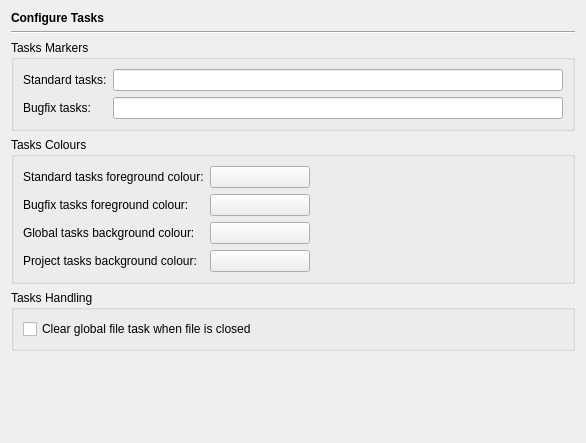
Qt form Preferences/ConfigurationPages/TasksPage.ui (testmana2/test) before a commit.
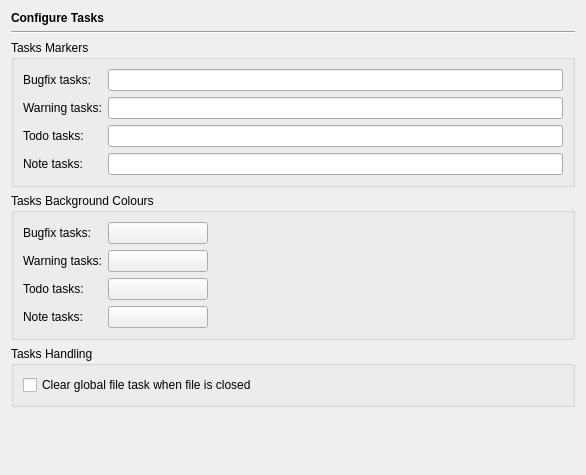
The same form after that commit.

Commit message: Changed the tasks handling to allow for more fine grained task designations.

```diff
--- a/Preferences/ConfigurationPages/TasksPage.ui
+++ b/Preferences/ConfigurationPages/TasksPage.ui
@@ -7,7 +7,7 @@
     <x>0</x>
     <y>0</y>
     <width>586</width>
-    <height>443</height>
+    <height>475</height>
    </rect>
   </property>
   <layout class="QVBoxLayout" name="verticalLayout">
@@ -36,140 +36,99 @@
      <property name="title">
       <string>Tasks Markers</string>
      </property>
-     <layout class="QGridLayout">
-      <item row="0" column="1">
-       <widget class="QLineEdit" name="tasksMarkerEdit">
-        <property name="toolTip">
-         <string>Enter the tasks markers separated by a space character.</string>
-        </property>
-       </widget>
-      </item>
+     <layout class="QGridLayout" name="gridLayout">
       <item row="0" column="0">
-       <widget class="QLabel" name="textLabel4_3">
-        <property name="text">
-         <string>Standard tasks:</string>
-        </property>
-       </widget>
-      </item>
-      <item row="1" column="1">
-       <widget class="QLineEdit" name="tasksMarkerBugfixEdit">
-        <property name="toolTip">
-         <string>Enter the tasks markers separated by a space character.</string>
-        </property>
-        <property name="text">
-         <string/>
-        </property>
-       </widget>
-      </item>
-      <item row="1" column="0">
        <widget class="QLabel" name="textLabel5_3">
         <property name="text">
          <string>Bugfix tasks:</string>
         </property>
        </widget>
       </item>
+      <item row="0" column="1">
+       <widget class="QLineEdit" name="tasksMarkerFixmeEdit">
+        <property name="toolTip">
+         <string>Enter the tasks markers separated by a space character.</string>
+        </property>
+        <property name="text">
+         <string/>
+        </property>
+       </widget>
+      </item>
+      <item row="1" column="0">
+       <widget class="QLabel" name="textLabel4_4">
+        <property name="text">
+         <string>Warning tasks:</string>
+        </property>
+       </widget>
+      </item>
+      <item row="1" column="1">
+       <widget class="QLineEdit" name="tasksMarkerWarningEdit">
+        <property name="toolTip">
+         <string>Enter the tasks markers separated by a space character.</string>
+        </property>
+       </widget>
+      </item>
+      <item row="2" column="0">
+       <widget class="QLabel" name="textLabel4_3">
+        <property name="text">
+         <string>Todo tasks:</string>
+        </property>
+       </widget>
+      </item>
+      <item row="2" column="1">
+       <widget class="QLineEdit" name="tasksMarkerTodoEdit">
+        <property name="toolTip">
+         <string>Enter the tasks markers separated by a space character.</string>
+        </property>
+       </widget>
+      </item>
+      <item row="3" column="0">
+       <widget class="QLabel" name="textLabel4_5">
+        <property name="text">
+         <string>Note tasks:</string>
+        </property>
+       </widget>
+      </item>
+      <item row="3" column="1">
+       <widget class="QLineEdit" name="tasksMarkerNoteEdit">
+        <property name="toolTip">
+         <string>Enter the tasks markers separated by a space character.</string>
+        </property>
+       </widget>
+      </item>
      </layout>
     </widget>
    </item>
    <item>
     <widget class="QGroupBox" name="groupBox_2">
      <property name="title">
-      <string>Tasks Colours</string>
+      <string>Tasks Background Colours</string>
      </property>
-     <layout class="QGridLayout">
-      <item row="3" column="1">
-       <widget class="QPushButton" name="tasksProjectBgColourButton">
-        <property name="minimumSize">
-         <size>
-          <width>100</width>
-          <height>0</height>
-         </size>
-        </property>
-        <property name="toolTip">
-         <string>Select the background colour for project tasks.</string>
-        </property>
-        <property name="text">
-         <string/>
-        </property>
-       </widget>
-      </item>
-      <item row="2" column="1">
-       <widget class="QPushButton" name="tasksBgColourButton">
-        <property name="minimumSize">
-         <size>
-          <width>100</width>
-          <height>0</height>
-         </size>
-        </property>
-        <property name="toolTip">
-         <string>Select the background colour for global tasks.</string>
-        </property>
-        <property name="text">
-         <string/>
-        </property>
-       </widget>
-      </item>
-      <item row="1" column="1">
-       <widget class="QPushButton" name="tasksBugfixColourButton">
-        <property name="minimumSize">
-         <size>
-          <width>100</width>
-          <height>0</height>
-         </size>
-        </property>
-        <property name="toolTip">
-         <string>Select the colour for bugfix tasks.</string>
-        </property>
-        <property name="text">
-         <string/>
-        </property>
-       </widget>
-      </item>
-      <item row="0" column="1">
-       <widget class="QPushButton" name="tasksColourButton">
-        <property name="minimumSize">
-         <size>
-          <width>100</width>
-          <height>0</height>
-         </size>
-        </property>
-        <property name="toolTip">
-         <string>Select the colour for standard tasks.</string>
-        </property>
-        <property name="text">
-         <string/>
-        </property>
-       </widget>
-      </item>
-      <item row="1" column="0">
+     <layout class="QGridLayout" name="gridLayout_2">
+      <item row="0" column="0">
        <widget class="QLabel" name="textLabel2_8">
         <property name="text">
-         <string>Bugfix tasks foreground colour:</string>
+         <string>Bugfix tasks:</string>
         </property>
        </widget>
       </item>
-      <item row="2" column="0">
-       <widget class="QLabel" name="textLabel6_3">
-        <property name="text">
-         <string>Global tasks background colour:</string>
+      <item row="0" column="1">
+       <widget class="QPushButton" name="tasksFixmeColourButton">
+        <property name="minimumSize">
+         <size>
+          <width>100</width>
+          <height>0</height>
+         </size>
         </property>
-       </widget>
-      </item>
-      <item row="3" column="0">
-       <widget class="QLabel" name="textLabel3_4">
-        <property name="text">
-         <string>Project tasks background colour:</string>
+        <property name="toolTip">
+         <string>Select the background colour for these tasks.</string>
         </property>
-       </widget>
-      </item>
-      <item row="0" column="0">
-       <widget class="QLabel" name="textLabel1_3">
         <property name="text">
-         <string>Standard tasks foreground colour:</string>
+         <string/>
         </property>
        </widget>
       </item>
-      <item row="1" column="2">
+      <item row="0" column="2">
        <spacer>
         <property name="orientation">
          <enum>Qt::Horizontal</enum>
@@ -182,6 +141,75 @@
         </property>
        </spacer>
       </item>
+      <item row="1" column="0">
+       <widget class="QLabel" name="textLabel6_3">
+        <property name="text">
+         <string>Warning tasks:</string>
+        </property>
+       </widget>
+      </item>
+      <item row="1" column="1">
+       <widget class="QPushButton" name="tasksWarningColourButton">
+        <property name="minimumSize">
+         <size>
+          <width>100</width>
+          <height>0</height>
+         </size>
+        </property>
+        <property name="toolTip">
+         <string>Select the background colour for these tasks.</string>
+        </property>
+        <property name="text">
+         <string/>
+        </property>
+       </widget>
+      </item>
+      <item row="2" column="0">
+       <widget class="QLabel" name="textLabel1_3">
+        <property name="text">
+         <string>Todo tasks:</string>
+        </property>
+       </widget>
+      </item>
+      <item row="2" column="1">
+       <widget class="QPushButton" name="tasksTodoColourButton">
+        <property name="minimumSize">
+         <size>
+          <width>100</width>
+          <height>0</height>
+         </size>
+        </property>
+        <property name="toolTip">
+         <string>Select the background colour for these tasks.</string>
+        </property>
+        <property name="text">
+         <string/>
+        </property>
+       </widget>
+      </item>
+      <item row="3" column="0">
+       <widget class="QLabel" name="textLabel3_4">
+        <property name="text">
+         <string>Note tasks:</string>
+        </property>
+       </widget>
+      </item>
+      <item row="3" column="1">
+       <widget class="QPushButton" name="tasksNoteColourButton">
+        <property name="minimumSize">
+         <size>
+          <width>100</width>
+          <height>0</height>
+         </size>
+        </property>
+        <property name="toolTip">
+         <string>Select the background colour for these tasks.</string>
+        </property>
+        <property name="text">
+         <string/>
+        </property>
+       </widget>
+      </item>
      </layout>
     </widget>
    </item>
```
Left out of the diff: 15 changed lines with no effect on the pictures. The commit also changes 39 other files.
